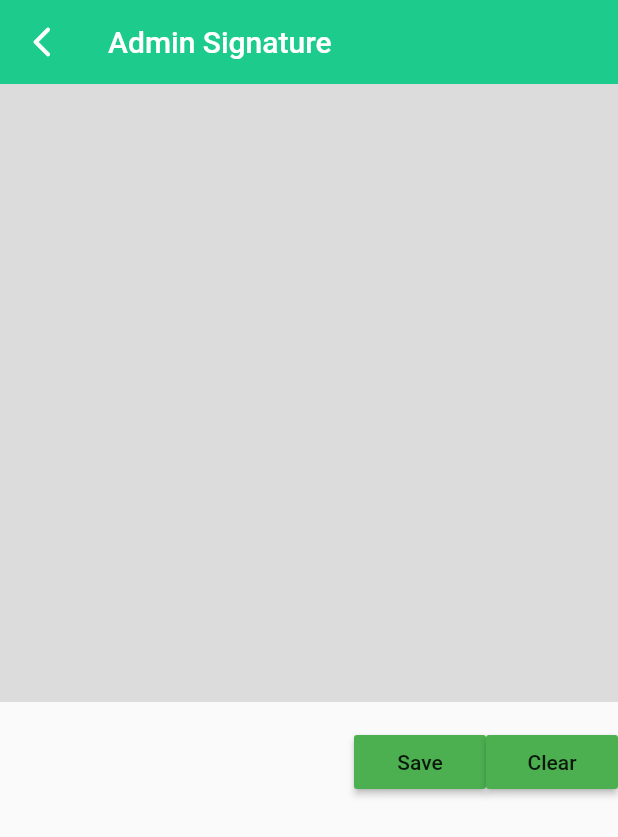
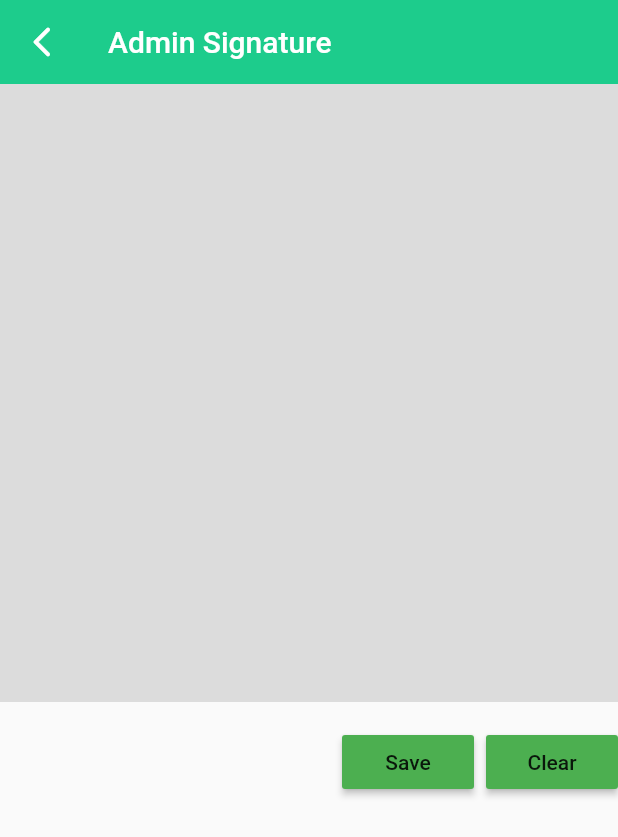
Before and after one commit to askmetoo/JAS_FormSurvey_Flutter, a Flutter app: the screen it shows after launch, scrolled down 106 dp, after a tap on "Admin Signature", on a phone screen of 412 x 824 dp. Shown: the top 837 px of the screen. Run offline on Flutter 3.47's test engine with Material 2 defaults, Android fonts, the phone set to English and light mode, and no system bars.

Commit message:
fix signfield client and admin

```diff
--- a/lib/addComponent/adminSignatureField.dart
+++ b/lib/addComponent/adminSignatureField.dart
@@ -22,8 +22,9 @@ class _AdminSignFieldState extends State<AdminSignField> {
 
   @override
   Widget build(BuildContext context) {
-    print("sign Admin");
-    print(widget.getSign());
+    widget.getSign() == null
+        ? print("sign Admin was NULL")
+        : print("sign Admin : " + widget.getSign());
     return Scaffold(
       appBar: AppBar(
         title: Text('Admin Signature'),
@@ -74,15 +75,16 @@ class _AdminSignFieldState extends State<AdminSignField> {
                     // Navigator.pop(context, data);
                   },
                 ),
+                Padding(
+                  padding: EdgeInsets.only(left: 8.0),
+                ),
                 MaterialButton(
                   color: Colors.green,
                   child: Text('Clear'),
                   onPressed: () async {
                     final sign = _signAdmin.currentState;
                     sign.clear();
-                    setState(() {
-                      _imgAdmin = ByteData(0);
-                    });
+                    widget.setSign(null);
                     debugPrint("Admin Signature Removed !");
                   },
                 ),
@@ -94,3 +96,24 @@ class _AdminSignFieldState extends State<AdminSignField> {
     );
   }
 }
+
+//Show Signature Result
+// Card(
+//   elevation: 1.0,
+//   child: Column(
+//     children: <Widget>[
+//       _imgAdmin.buffer.lengthInBytes == 0
+//           ? Container()
+//           : LimitedBox(
+//               maxHeight: 200.0,
+//               child: Image.memory(_imgAdmin.buffer
+//                   .asUint8List())), //to show image after click save button
+//       _imgClient.buffer.lengthInBytes == 0
+//           ? Container()
+//           : LimitedBox(
+//               maxHeight: 200.0,
+//               child: Image.memory(_imgClient.buffer
+//                   .asUint8List())), //to show image after click save button
+//     ],
+//   ),
+// ),
```
Also changed, not shown: lib/addComponent/clientSignatureField.dart (+27 -5 lines), lib/surveyForm.dart (+22 -55 lines).
